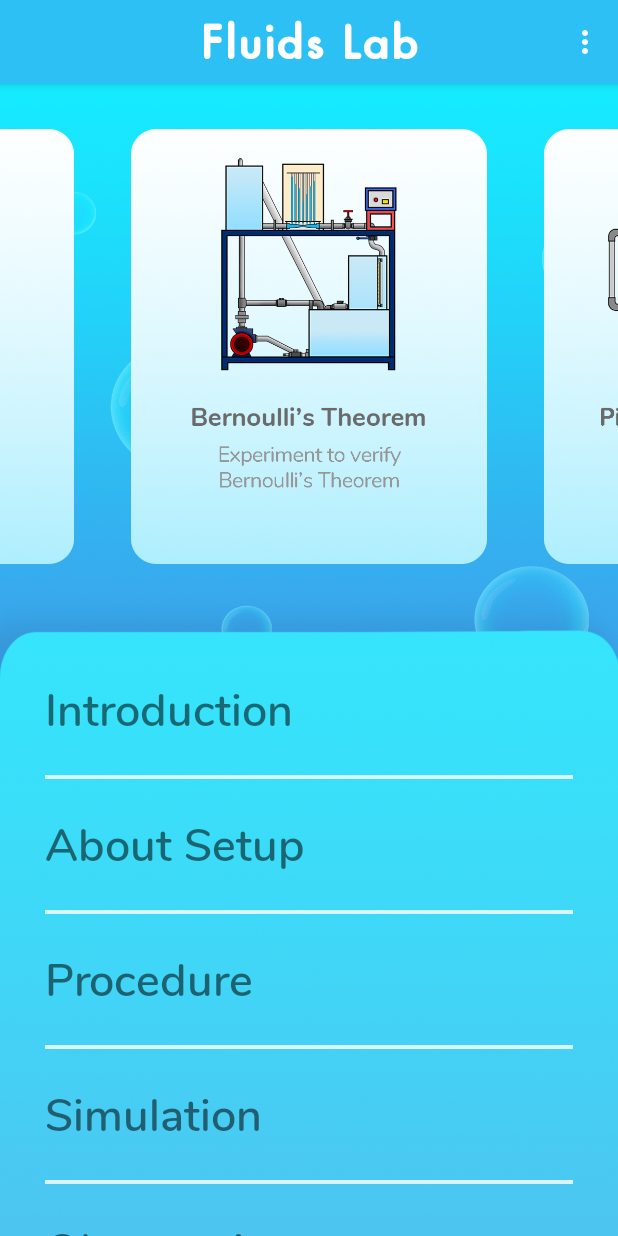
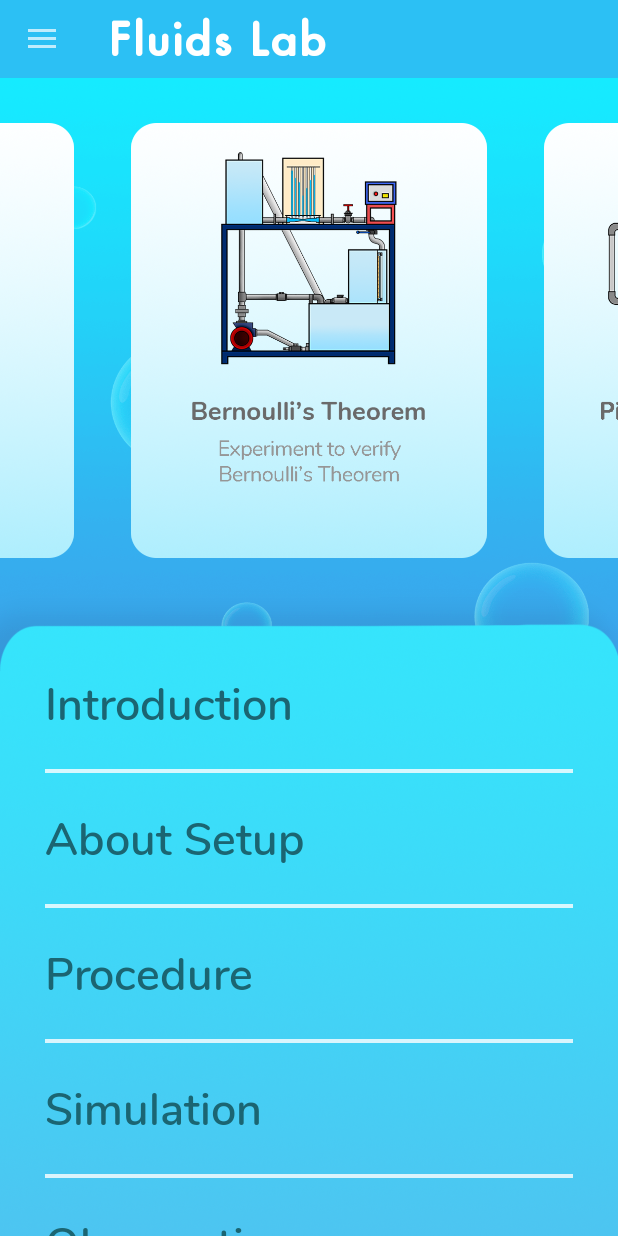
Before and after one commit to Aman1124/Virtual-Fluids-Lab, an Android app: the ListView screen opened directly, with no data from a screen before it, on a phone screen of 412 x 824 dp. Run offline under Robolectric (Android 15) with nearby library versions, the phone set to English and light mode, and no system bars; our stand-ins replace sdp/ssp sizes.

Commit message:
Replaced Action menu by hamburger menu and changed lined spacing for introduction and others

```diff
--- a/app/build.gradle
+++ b/app/build.gradle
@@ -32,5 +32,6 @@ dependencies {
     implementation 'com.airbnb.android:lottie:3.4.0'
     implementation 'com.intuit.sdp:sdp-android:1.0.6'
     implementation 'androidx.cardview:cardview:1.0.0'
-
+    implementation 'androidx.navigation:navigation-fragment:2.1.0'
+    implementation 'androidx.navigation:navigation-ui:2.1.0'
 }
--- a/app/src/main/AndroidManifest.xml
+++ b/app/src/main/AndroidManifest.xml
@@ -23,7 +23,8 @@
             android:screenOrientation="portrait" />
         <activity
             android:name=".ListView"
-            android:screenOrientation="portrait" />
+            android:screenOrientation="portrait"
+            android:theme="@style/Theme.AppCompat.NoActionBar"/>
         <activity
             android:name=".MainActivity"
             android:screenOrientation="portrait">
--- a/app/src/main/java/com/example/virtualfluidlab/ListView.java
+++ b/app/src/main/java/com/example/virtualfluidlab/ListView.java
@@ -2,8 +2,13 @@ package com.example.virtualfluidlab;
 
 import androidx.annotation.NonNull;
 import androidx.appcompat.app.ActionBar;
+import androidx.appcompat.app.ActionBarDrawerToggle;
 import androidx.appcompat.app.AppCompatActivity;
+import androidx.appcompat.widget.Toolbar;
 import androidx.cardview.widget.CardView;
+import androidx.core.content.ContextCompat;
+import androidx.core.view.GravityCompat;
+import androidx.drawerlayout.widget.DrawerLayout;
 
 import android.content.Intent;
 import android.database.MergeCursor;
@@ -20,6 +25,7 @@ import android.view.MenuInflater;
 import android.view.MenuItem;
 import android.view.MotionEvent;
 import android.view.View;
+import android.view.Window;
 import android.view.WindowManager;
 import android.view.animation.TranslateAnimation;
 import android.widget.Button;
@@ -30,9 +36,12 @@ import android.widget.RelativeLayout;
 import android.widget.TextView;
 import android.widget.Toast;
 
+import com.google.android.material.navigation.NavigationView;
+
 import java.util.List;
+import java.util.TooManyListenersException;
 
-public class ListView extends AppCompatActivity {
+public class ListView extends AppCompatActivity implements NavigationView.OnNavigationItemSelectedListener {
 
     TextView introduction;
     TextView aboutSetup;
@@ -41,10 +50,12 @@ public class ListView extends AppCompatActivity {
     TextView observationTable;
     TextView selfAssessment;
 
-
+    DrawerLayout drawerLayout;
     RelativeLayout listLayout;
     RelativeLayout action_menu;
     LinearLayout optionsLayout;
+
+    NavigationView navigationView;
 
     ImageView bernoulli;
     ImageView vNotch, vNotch1, exp5;
@@ -159,6 +170,10 @@ public class ListView extends AppCompatActivity {
         if ((keyCode == KeyEvent.KEYCODE_BACK)) {
             Log.i("Back","Pressed");
             Log.i("Drawer Status", Integer.toString(drawerPos));
+            if (drawerLayout.isDrawerOpen(GravityCompat.START)){
+                drawerLayout.closeDrawer(GravityCompat.START);
+                return true;
+            }
             if( drawerPos == 1) {
                 pullDrawer(false);
                 drawerPos = 0;
@@ -166,42 +181,6 @@ public class ListView extends AppCompatActivity {
             }
         }
         return super.onKeyDown(keyCode, event);
-    }
-
-    @Override
-    public boolean onCreateOptionsMenu(Menu menu) {
-
-        MenuInflater menuInflater = getMenuInflater();
-        menuInflater.inflate(R.menu.main_menu, menu);
-
-        return super.onCreateOptionsMenu(menu);
-    }
-
-    @Override
-    public boolean onOptionsItemSelected(@NonNull MenuItem item) {
-
-        Intent actionBar = new Intent(getApplicationContext(), ActionMenu.class);
-        switch(item.getItemId()){
-            case R.id.about:
-                actionBar.putExtra("option",1);
-                startActivity(actionBar);
-                break;
-            case R.id.references:
-                actionBar.putExtra("option",2);
-                startActivity(actionBar);
-                break;
-            case R.id.displayDetails:
-                actionBar.putExtra("option",3);
-                startActivity(actionBar);
-                break;
-            case R.id.help:
-                actionBar.putExtra("option",4);
-                startActivity(actionBar);
-                break;
-            default:
-                return super.onOptionsItemSelected(item);
-        }
-        return super.onOptionsItemSelected(item);
     }
 
     @Override
@@ -216,6 +195,9 @@ public class ListView extends AppCompatActivity {
         observationTable = findViewById(R.id.observation);
         selfAssessment = findViewById(R.id.selfAssessment);
 
+        drawerLayout = findViewById(R.id.drawer_layout);
+        navigationView = findViewById(R.id.nav_view);
+
         bernoulli = findViewById(R.id.bernoulliFloat);
         vNotch = findViewById(R.id.vNotch);
         vNotch1 = findViewById(R.id.vNotch1);
@@ -229,9 +211,19 @@ public class ListView extends AppCompatActivity {
         optionsLayout = findViewById(R.id.optionsLayout);
         action_menu = findViewById(R.id.action_menu_presenter);
 
-        setTitle("Fluids Lab");
-        getSupportActionBar().setDisplayOptions(ActionBar.DISPLAY_SHOW_CUSTOM);
-        getSupportActionBar().setCustomView(R.layout.actionbar_layout);
+//        setTitle("Fluids Lab");
+//        getSupportActionBar().setDisplayOptions(ActionBar.DISPLAY_SHOW_CUSTOM);
+//        getSupportActionBar().setCustomView(R.layout.actionbar_layout);
+
+        Toolbar toolbar = findViewById(R.id.toolbar);
+
+        ActionBarDrawerToggle toggle = new ActionBarDrawerToggle(
+                this, drawerLayout, toolbar, 0, 0);
+        drawerLayout.addDrawerListener(toggle);
+        toggle.syncState();
+
+        navigationView.bringToFront();
+        navigationView.setNavigationItemSelectedListener(this);
 
     }
 
@@ -250,12 +242,12 @@ public class ListView extends AppCompatActivity {
                 y2 = event.getY();
                 float deltaX = x2 - x1;
                 float deltaY = y2 - y1;
-                if (Math.abs(deltaX) > MIN_DISTANCE && deltaX > 0)
+                if (Math.abs(deltaX) > MIN_DISTANCE && deltaX > 0 && x1>20 && !drawerLayout.isDrawerOpen(GravityCompat.START))
                 {
                     //getCoordinate();
                     scrollFloatBox(true);
                 }
-                else if (Math.abs(deltaX) > MIN_DISTANCE && deltaX < 0)
+                else if (Math.abs(deltaX) > MIN_DISTANCE && deltaX < 0 && x1>20 && !drawerLayout.isDrawerOpen(GravityCompat.START))
                 {
                     //getCoordinate();
                     scrollFloatBox(false);
@@ -277,4 +269,35 @@ public class ListView extends AppCompatActivity {
         //Toast.makeText(this, "X:"+ (x2-x1) + "  Y:" + (y2-y1), Toast.LENGTH_SHORT).show();
         return super.dispatchTouchEvent(event);
     }
+
+    @Override
+    public boolean onNavigationItemSelected(@NonNull MenuItem menuItem) {
+
+        Intent actionBar = new Intent(getApplicationContext(), ActionMenu.class);
+
+        switch (menuItem.getItemId()){
+            case R.id.home:
+                drawerLayout.closeDrawer(GravityCompat.START);
+                break;
+            case R.id.references:
+                actionBar.putExtra("option",2);
+                startActivity(actionBar);
+                break;
+            case R.id.displayDetails:
+                actionBar.putExtra("option",3);
+                startActivity(actionBar);
+                break;
+            case R.id.help:
+                actionBar.putExtra("option",4);
+                startActivity(actionBar);
+                break;
+            case R.id.about:
+                actionBar.putExtra("option",1);
+                startActivity(actionBar);
+                break;
+            default:
+                break;
+        }
+        return true;
+    }
 }
--- /dev/null
+++ b/app/src/main/res/drawable/display_icon.xml
@@ -0,0 +1,5 @@
+<vector android:height="24dp" android:tint="#2AC4F5"
+    android:viewportHeight="24" android:viewportWidth="24"
+    android:width="24dp" xmlns:android="http://schemas.android.com/apk/res/android">
+    <path android:fillColor="@android:color/white" android:pathData="M16,1L8,1C6.34,1 5,2.34 5,4v16c0,1.66 1.34,3 3,3h8c1.66,0 3,-1.34 3,-3L19,4c0,-1.66 -1.34,-3 -3,-3zM14,21h-4v-1h4v1zM17.25,18L6.75,18L6.75,4h10.5v14z"/>
+</vector>
--- /dev/null
+++ b/app/src/main/res/drawable/home_icon.xml
@@ -0,0 +1,5 @@
+<vector android:height="24dp" android:tint="#2AC4F5"
+    android:viewportHeight="24" android:viewportWidth="24"
+    android:width="24dp" xmlns:android="http://schemas.android.com/apk/res/android">
+    <path android:fillColor="@android:color/white" android:pathData="M10,20v-6h4v6h5v-8h3L12,3 2,12h3v8z"/>
+</vector>
--- /dev/null
+++ b/app/src/main/res/drawable/info_icon.xml
@@ -0,0 +1,5 @@
+<vector android:height="24dp" android:tint="#2AC4F5"
+    android:viewportHeight="24" android:viewportWidth="24"
+    android:width="24dp" xmlns:android="http://schemas.android.com/apk/res/android">
+    <path android:fillColor="@android:color/white" android:pathData="M12,2C6.48,2 2,6.48 2,12s4.48,10 10,10 10,-4.48 10,-10S17.52,2 12,2zM13,17h-2v-6h2v6zM13,9h-2L11,7h2v2z"/>
+</vector>
--- /dev/null
+++ b/app/src/main/res/drawable/mail_icon.xml
@@ -0,0 +1,5 @@
+<vector android:height="24dp" android:tint="#2AC4F5"
+    android:viewportHeight="24" android:viewportWidth="24"
+    android:width="24dp" xmlns:android="http://schemas.android.com/apk/res/android">
+    <path android:fillColor="@android:color/white" android:pathData="M20,4L4,4c-1.1,0 -1.99,0.9 -1.99,2L2,18c0,1.1 0.9,2 2,2h16c1.1,0 2,-0.9 2,-2L22,6c0,-1.1 -0.9,-2 -2,-2zM20,8l-8,5 -8,-5L4,6l8,5 8,-5v2z"/>
+</vector>
--- /dev/null
+++ b/app/src/main/res/drawable/reference_icon.xml
@@ -0,0 +1,5 @@
+<vector android:height="24dp" android:tint="#2AC4F5"
+    android:viewportHeight="24" android:viewportWidth="24"
+    android:width="24dp" xmlns:android="http://schemas.android.com/apk/res/android">
+    <path android:fillColor="@android:color/white" android:pathData="M4,6L2,6v14c0,1.1 0.9,2 2,2h14v-2L4,20L4,6zM20,2L8,2c-1.1,0 -2,0.9 -2,2v12c0,1.1 0.9,2 2,2h12c1.1,0 2,-0.9 2,-2L22,4c0,-1.1 -0.9,-2 -2,-2zM19,11L9,11L9,9h10v2zM15,15L9,15v-2h6v2zM19,7L9,7L9,5h10v2z"/>
+</vector>
--- a/app/src/main/res/layout/activity_bernoulli.xml
+++ b/app/src/main/res/layout/activity_bernoulli.xml
@@ -463,6 +463,7 @@
                 android:textStyle="normal"
                 android:fontFamily="@font/nunito_semibold"
                 android:textSize="20sp"
+                android:lineSpacingMultiplier="0.85"
                 android:justificationMode="inter_word"
                 android:id="@+id/para1"
                 />
@@ -497,6 +498,7 @@
                 android:textStyle="normal"
                 android:fontFamily="@font/nunito_semibold"
                 android:textSize="20sp"
+                android:lineSpacingMultiplier="0.85"
                 android:justificationMode="inter_word"
                 android:id="@+id/para2"
                 />
@@ -515,6 +517,7 @@
                 android:textStyle="normal"
                 android:fontFamily="@font/nunito_semibold"
                 android:textSize="20sp"
+                android:lineSpacingMultiplier="0.85"
                 android:justificationMode="inter_word"
                 android:paddingBottom="15dp"
                 android:id="@+id/para3"
--- a/app/src/main/res/layout/activity_list_view.xml
+++ b/app/src/main/res/layout/activity_list_view.xml
@@ -1,32 +1,86 @@
 <?xml version="1.0" encoding="utf-8"?>
-<RelativeLayout xmlns:android="http://schemas.android.com/apk/res/android"
+<androidx.drawerlayout.widget.DrawerLayout xmlns:android="http://schemas.android.com/apk/res/android"
     xmlns:app="http://schemas.android.com/apk/res-auto"
     xmlns:tools="http://schemas.android.com/tools"
-    android:layout_width="fill_parent"
-    android:layout_height="fill_parent"
-    android:clipToPadding="false"
+    android:id="@+id/drawer_layout"
     tools:context=".ListView"
+    android:layout_width="match_parent"
+    android:layout_height="match_parent"
+    android:fitsSystemWindows="true"
+    tools:openDrawer="start">
+
+    <com.google.android.material.navigation.NavigationView
+        android:layout_width="wrap_content"
+        android:layout_height="match_parent"
+        android:theme="@style/AppTheme"
+        android:id="@+id/nav_view"
+        app:headerLayout="@layout/menu_header"
+        app:menu="@menu/main_menu"
+        android:background="#d8f7fe"
+        app:itemTextColor="#707070"
+        app:itemIconTint="@color/colorPrimaryDark"
+        android:clickable="true"
+        android:layout_gravity="start"
+        android:focusable="true" />
+
+    <LinearLayout
+        android:layout_width="match_parent"
+        android:layout_height="match_parent"
+        android:orientation="vertical">
+
+        <LinearLayout
+            android:id="@+id/custom_toolbar_layout"
+            android:layout_width="match_parent"
+            android:layout_height="wrap_content"
+            android:orientation="vertical"
+            android:gravity="top">
+
+            <androidx.appcompat.widget.Toolbar
+                android:id="@+id/toolbar"
+                android:layout_width="match_parent"
+                android:layout_height="@dimen/_40sdp"
+                android:background="#2cc0f4"
+                android:layout_gravity="center">
+
+                <TextView
+                    android:layout_width="wrap_content"
+                    android:layout_height="wrap_content"
+                    android:text="Fluids Lab"
+                    android:textColor="#fff"
+                    android:textStyle="bold"
+                    android:letterSpacing="0.04"
+                    android:fontFamily="@font/station"
+                    android:textSize="30sp"
+                    android:textAlignment="center" />
+
+            </androidx.appcompat.widget.Toolbar>
+
+        </LinearLayout>
+
+        <RelativeLayout
+        android:id="@+id/listLayout"
+        android:layout_width="match_parent"
+        android:layout_height="match_parent"
         android:background="@drawable/bubbleback"
-    android:id="@+id/listLayout">
-
+        android:clipToPadding="false">
 
         <ImageView
             android:layout_width="match_parent"
             android:layout_height="wrap_content"
-        android:src="@drawable/appuicrop"
-        android:alpha="0" />
+            android:alpha="0"
+            android:src="@drawable/appuicrop" />
 
         <ImageView
+            android:id="@+id/vNotch"
             android:layout_width="240dp"
             android:layout_height="290dp"
-        android:src="@drawable/box"
             android:layout_centerHorizontal="false"
-        android:layout_toStartOf="@id/bernoulliFloat"
             android:layout_marginStart="300dp"
             android:layout_marginTop="30dp"
             android:layout_marginEnd="35dp"
-        android:id="@+id/vNotch"
-        android:alpha="1" />
+            android:layout_toStartOf="@id/bernoulliFloat"
+            android:alpha="1"
+            android:src="@drawable/box" />
 
         <ImageView
             android:id="@+id/vNotch1"
@@ -34,22 +88,22 @@
             android:layout_height="290dp"
             android:layout_alignEnd="@+id/vNotch"
             android:layout_centerHorizontal="false"
+            android:layout_marginTop="30dp"
             android:layout_marginEnd="275dp"
-        android:layout_marginTop="30dp"
             android:alpha="1"
             android:src="@drawable/box" />
 
 
         <ImageView
+            android:id="@+id/pitotFloat"
             android:layout_width="240dp"
             android:layout_height="290dp"
-        android:src="@drawable/pitot_tube_box"
+            android:layout_marginStart="35dp"
+            android:layout_marginTop="30dp"
+            android:layout_marginEnd="-300dp"
             android:layout_toEndOf="@id/bernoulliFloat"
-        android:layout_marginTop="30dp"
-        android:layout_marginStart="35dp"
-        android:layout_marginEnd="-300dp"
-        android:id="@+id/pitotFloat"
-        android:alpha="1" />
+            android:alpha="1"
+            android:src="@drawable/pitot_tube_box" />
 
         <ImageView
             android:id="@+id/experiment5"
@@ -62,142 +116,147 @@
             android:src="@drawable/box" />
 
         <ImageView
+            android:id="@+id/bernoulliFloat"
             android:layout_width="240dp"
             android:layout_height="290dp"
-        android:src="@drawable/bernoullibox"
             android:layout_centerHorizontal="true"
             android:layout_marginTop="30dp"
-        android:id="@+id/bernoulliFloat"
-        android:alpha="1" />
+            android:alpha="1"
+            android:src="@drawable/bernoullibox" />
 
 
         <ImageView
             android:id="@+id/drawer"
             android:layout_width="match_parent"
             android:layout_height="800dp"
+            android:layout_below="@id/bernoulliFloat"
+            android:layout_marginTop="20dp"
+            android:layout_marginBottom="670dp"
             android:alpha="1"
-        android:clipChildren="false"
-        android:layout_below="@id/bernoulliFloat"
             android:background="@drawable/drawer"
-        android:layout_marginTop="20dp"
-        android:layout_marginBottom="670dp" />
+            android:clipChildren="false" />
 
         <LinearLayout
+            android:id="@+id/optionsLayout"
             android:layout_width="match_parent"
             android:layout_height="wrap_content"
-        android:paddingLeft="30dp"
-        android:paddingRight="30dp"
-        android:orientation="vertical"
             android:layout_below="@id/bernoulliFloat"
             android:layout_marginTop="75dp"
             android:layout_marginBottom="-1080dp"
-        android:id="@+id/optionsLayout">
+            android:orientation="vertical"
+            android:paddingLeft="30dp"
+            android:paddingRight="30dp">
 
             <TextView
+                android:id="@+id/introduction"
                 android:layout_width="match_parent"
                 android:layout_height="wrap_content"
+                android:fontFamily="@font/nunito_semibold"
+                android:onClick="openExperiment"
+                android:tag="1"
                 android:text="Introduction"
-            android:fontFamily="@font/nunito_semibold"
-            android:textSize="30sp"
-            android:id="@+id/introduction"
-            android:onClick="openExperiment"
-            android:tag="1" />
+                android:textColor="#1b6572"
+                android:textSize="30sp" />
 
             <ImageView
                 android:layout_width="match_parent"
                 android:layout_height="2.5dp"
-            android:background="@drawable/horiz_line"
+                android:layout_marginTop="22dp"
                 android:alpha="0.8"
-            android:layout_marginTop="22dp" />
+                android:background="@drawable/horiz_line" />
 
             <TextView
+                android:id="@+id/aboutSetup"
                 android:layout_width="match_parent"
                 android:layout_height="wrap_content"
+                android:layout_marginTop="22dp"
+                android:fontFamily="@font/nunito_semibold"
+                android:onClick="openExperiment"
+                android:tag="2"
                 android:text="About Setup"
-            android:fontFamily="@font/nunito_semibold"
-            android:textSize="30sp"
-            android:id="@+id/aboutSetup"
-            android:onClick="openExperiment"
-            android:layout_marginTop="22dp"
-            android:tag="2" />
+                android:textColor="#1b6572"
+                android:textSize="30sp" />
 
             <ImageView
                 android:layout_width="match_parent"
                 android:layout_height="2.5dp"
-            android:background="@drawable/horiz_line"
+                android:layout_marginTop="22dp"
                 android:alpha="0.8"
-            android:layout_marginTop="22dp" />
+                android:background="@drawable/horiz_line" />
 
             <TextView
+                android:id="@+id/procedure"
                 android:layout_width="match_parent"
                 android:layout_height="wrap_content"
+                android:layout_marginTop="22dp"
+                android:fontFamily="@font/nunito_semibold"
+                android:onClick="openExperiment"
+                android:tag="3"
                 android:text="Procedure"
-            android:fontFamily="@font/nunito_semibold"
-            android:textSize="30sp"
-            android:id="@+id/procedure"
-            android:onClick="openExperiment"
-            android:layout_marginTop="22dp"
-            android:tag="3" />
+                android:textColor="#1b6572"
+                android:textSize="30sp" />
 
             <ImageView
                 android:layout_width="match_parent"
                 android:layout_height="2.5dp"
-            android:background="@drawable/horiz_line"
+                android:layout_marginTop="22dp"
                 android:alpha="0.8"
-            android:layout_marginTop="22dp" />
+                android:background="@drawable/horiz_line" />
 
             <TextView
+                android:id="@+id/simulation"
                 android:layout_width="match_parent"
                 android:layout_height="wrap_content"
+                android:layout_marginTop="22dp"
+                android:fontFamily="@font/nunito_semibold"
+                android:onClick="openExperiment"
+                android:tag="4"
                 android:text="Simulation"
-            android:fontFamily="@font/nunito_semibold"
-            android:textSize="30sp"
-            android:id="@+id/simulation"
-            android:onClick="openExperiment"
-            android:layout_marginTop="22dp"
-            android:tag="4"
-            />
+                android:textColor="#1b6572"
+                android:textSize="30sp" />
 
             <ImageView
                 android:layout_width="match_parent"
                 android:layout_height="2.5dp"
-            android:background="@drawable/horiz_line"
+                android:layout_marginTop="22dp"
                 android:alpha="0.8"
-            android:layout_marginTop="22dp"
-            />
+                android:background="@drawable/horiz_line" />
 
             <TextView
+                android:id="@+id/observation"
                 android:layout_width="match_parent"
                 android:layout_height="wrap_content"
+                android:layout_marginTop="22dp"
+                android:fontFamily="@font/nunito_semibold"
+                android:onClick="openExperiment"
+                android:tag="5"
                 android:text="Observation"
-            android:fontFamily="@font/nunito_semibold"
-            android:textSize="30sp"
-            android:id="@+id/observation"
-            android:onClick="openExperiment"
-            android:layout_marginTop="22dp"
-            android:tag="5"
-            />
+                android:textColor="#1b6572"
+                android:textSize="30sp" />
 
             <ImageView
                 android:layout_width="match_parent"
                 android:layout_height="2.5dp"
-            android:background="@drawable/horiz_line"
+                android:layout_marginTop="22dp"
                 android:alpha="0.8"
-            android:layout_marginTop="22dp"
-            />
+                android:background="@drawable/horiz_line" />
 
             <TextView
+                android:id="@+id/selfAssessment"
                 android:layout_width="match_parent"
                 android:layout_height="wrap_content"
+                android:layout_marginTop="22dp"
+                android:fontFamily="@font/nunito_semibold"
+                android:onClick="openSelfAssessment"
+                android:tag="6"
                 android:text="Self Assessment"
-            android:fontFamily="@font/nunito_semibold"
-            android:textSize="30sp"
-            android:id="@+id/selfAssessment"
-            android:onClick="openSelfAssessment"
-            android:layout_marginTop="22dp"
-            android:tag="6"
-            />
+                android:textColor="#1b6572"
+                android:textSize="30sp" />
 
         </LinearLayout>
 
     </RelativeLayout>
+
+    </LinearLayout>
+
+</androidx.drawerlayout.widget.DrawerLayout>
--- a/app/src/main/res/menu/main_menu.xml
+++ b/app/src/main/res/menu/main_menu.xml
@@ -1,20 +1,39 @@
 <?xml version="1.0" encoding="utf-8"?>
 <menu xmlns:android="http://schemas.android.com/apk/res/android">
 
-    <item android:id="@+id/about"
-        android:title="About">
-    </item>
+    <group>
 
-    <item android:id="@+id/references"
-        android:title="References">
-    </item>
+        <item
+            android:id="@+id/home"
+            android:title="Home"
+            android:icon="@drawable/home_icon"/>
 
-    <item android:id="@+id/displayDetails"
-        android:title="Display Details">
-    </item>
+        <item android:id="@+id/references"
+            android:title="References"
+            android:icon="@drawable/reference_icon">
 
-    <item android:id="@+id/help"
-        android:title="Help">
+        </item>
+
+        <item android:id="@+id/displayDetails"
+            android:title="Display Details"
+            android:icon="@drawable/display_icon"/>
+
+        <item android:id="@+id/about"
+            android:title="About"
+            android:icon="@drawable/info_icon"/>
+
+    </group>
+
+    <item android:title="Communicate">
+
+        <menu>
+
+            <item android:id="@+id/help"
+                android:title="Contact Us"
+                android:icon="@drawable/mail_icon"/>
+
+        </menu>
+
     </item>
 
 </menu>
--- a/app/src/main/res/values/styles.xml
+++ b/app/src/main/res/values/styles.xml
@@ -5,6 +5,7 @@
         <item name="colorPrimary">#2cc0f4</item>
         <item name="colorPrimaryDark">@color/colorPrimaryDark</item>
         <item name="colorAccent">@color/colorAccent</item>
+        <item name="android:statusBarColor">@color/colorPrimaryDark</item>
     </style>
 
 </resources>
```
Also changed, not shown: app/src/main/java/android/widget/VerticalSeekBar.java (added, +63 -0 lines), app/src/main/java/com/example/virtualfluidlab/Pitot_Tube.java (+29 -0 lines), app/src/main/res/layout/activity_pitot__tube.xml (+20 -5 lines), app/src/main/res/layout/menu_header.xml (added, +8 -0 lines), app/src/main/res/drawable/fluid_logo.png (added). Lines whose indentation alone changed are shown as unchanged.
